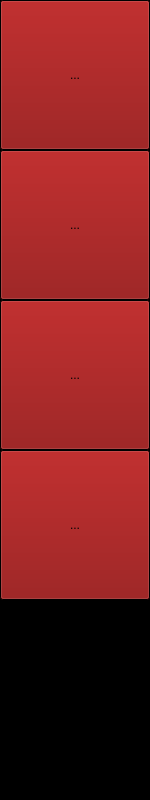
Qt form ui/Bar.ui (mizhal/oldies-mediateca) before a commit.
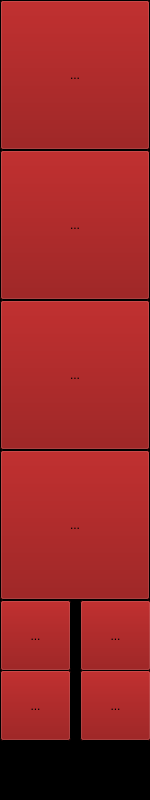
The same form after that commit. Icons and pictures are not drawn.

The edit to the form file:
```diff
--- a/ui/Bar.ui
+++ b/ui/Bar.ui
@@ -214,6 +214,88 @@
     <bool>false</bool>
    </property>
   </widget>
+  <widget class="QToolButton" name="mixer">
+   <property name="geometry">
+    <rect>
+     <x>0</x>
+     <y>600</y>
+     <width>71</width>
+     <height>71</height>
+    </rect>
+   </property>
+   <property name="text">
+    <string>...</string>
+   </property>
+   <property name="icon">
+    <iconset resource="../../../../../../../archivo_general/Codigo/local/lib/Python/mediateca/ui/Icons.qrc">
+     <normaloff>:/A/Delete.ico</normaloff>:/A/Delete.ico</iconset>
+   </property>
+   <property name="iconSize">
+    <size>
+     <width>48</width>
+     <height>48</height>
+    </size>
+   </property>
+  </widget>
+  <widget class="QToolButton" name="cd_writer">
+   <property name="geometry">
+    <rect>
+     <x>80</x>
+     <y>600</y>
+     <width>71</width>
+     <height>71</height>
+    </rect>
+   </property>
+   <property name="text">
+    <string>...</string>
+   </property>
+   <property name="icon">
+    <iconset resource="../../../../../../../archivo_general/Codigo/local/lib/Python/mediateca/ui/Icons.qrc">
+     <normaloff>:/A/CD.ico</normaloff>:/A/CD.ico</iconset>
+   </property>
+   <property name="iconSize">
+    <size>
+     <width>64</width>
+     <height>64</height>
+    </size>
+   </property>
+  </widget>
+  <widget class="QToolButton" name="terminal">
+   <property name="geometry">
+    <rect>
+     <x>0</x>
+     <y>670</y>
+     <width>71</width>
+     <height>71</height>
+    </rect>
+   </property>
+   <property name="text">
+    <string>...</string>
+   </property>
+  </widget>
+  <widget class="QToolButton" name="tv">
+   <property name="geometry">
+    <rect>
+     <x>80</x>
+     <y>670</y>
+     <width>71</width>
+     <height>71</height>
+    </rect>
+   </property>
+   <property name="text">
+    <string>...</string>
+   </property>
+   <property name="icon">
+    <iconset resource="../../../../../../../archivo_general/Codigo/local/lib/Python/mediateca/ui/Icons.qrc">
+     <normaloff>:/A/tve1logo.jpg</normaloff>:/A/tve1logo.jpg</iconset>
+   </property>
+   <property name="iconSize">
+    <size>
+     <width>32</width>
+     <height>32</height>
+    </size>
+   </property>
+  </widget>
  </widget>
  <resources>
   <include location="../../../../../../../archivo_general/Codigo/local/lib/Python/mediateca/ui/Icons.qrc"/>
```
Left out of the diff: 4 changed lines with no effect on the pictures.
